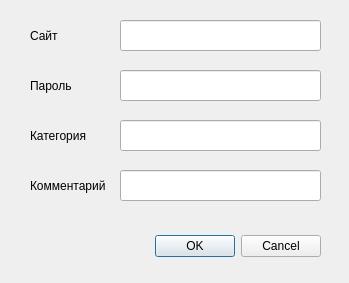
Above: aip_project/ui/add_pw.ui from tokimekicrisis/aip_passwords before the change. Below: the same form after it.
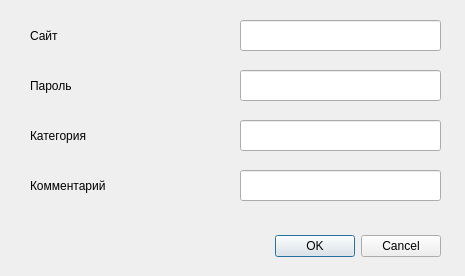
That is the form after the change.

What changed in the file:
```diff
--- a/aip_project/ui/add_pw.ui
+++ b/aip_project/ui/add_pw.ui
@@ -6,8 +6,8 @@
    <rect>
     <x>0</x>
     <y>0</y>
-    <width>349</width>
-    <height>283</height>
+    <width>465</width>
+    <height>276</height>
    </rect>
   </property>
   <property name="windowTitle">
@@ -16,7 +16,7 @@
   <widget class="QDialogButtonBox" name="buttonBox">
    <property name="geometry">
     <rect>
-     <x>-20</x>
+     <x>100</x>
      <y>230</y>
      <width>341</width>
      <height>32</height>
@@ -32,7 +32,7 @@
   <widget class="QLineEdit" name="lineEdit">
    <property name="geometry">
     <rect>
-     <x>120</x>
+     <x>240</x>
      <y>20</y>
      <width>201</width>
      <height>31</height>
@@ -68,7 +68,7 @@
   <widget class="QLineEdit" name="lineEdit_2">
    <property name="geometry">
     <rect>
-     <x>120</x>
+     <x>240</x>
      <y>70</y>
      <width>201</width>
      <height>31</height>
@@ -91,7 +91,7 @@
   <widget class="QLineEdit" name="lineEdit_3">
    <property name="geometry">
     <rect>
-     <x>120</x>
+     <x>240</x>
      <y>120</y>
      <width>201</width>
      <height>31</height>
@@ -103,7 +103,7 @@
     <rect>
      <x>30</x>
      <y>175</y>
-     <width>81</width>
+     <width>121</width>
      <height>21</height>
     </rect>
    </property>
@@ -114,7 +114,7 @@
   <widget class="QLineEdit" name="lineEdit_4">
    <property name="geometry">
     <rect>
-     <x>120</x>
+     <x>240</x>
      <y>170</y>
      <width>201</width>
      <height>31</height>
```
Left out of the diff: 20 changed lines with no effect on the pictures.
